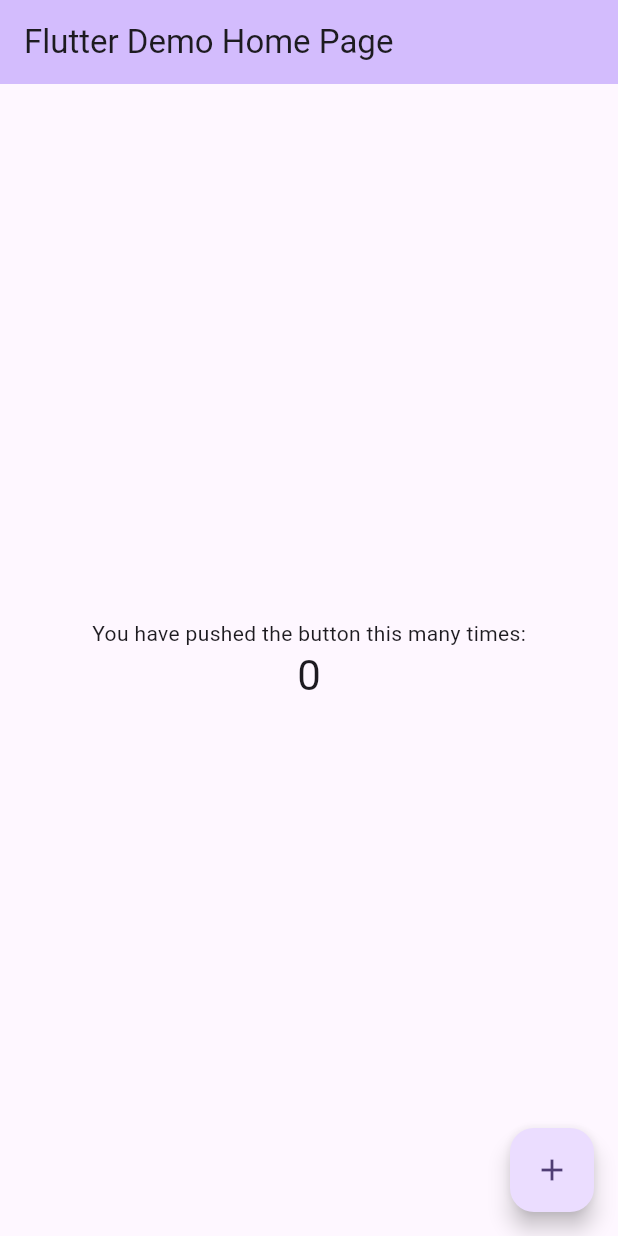
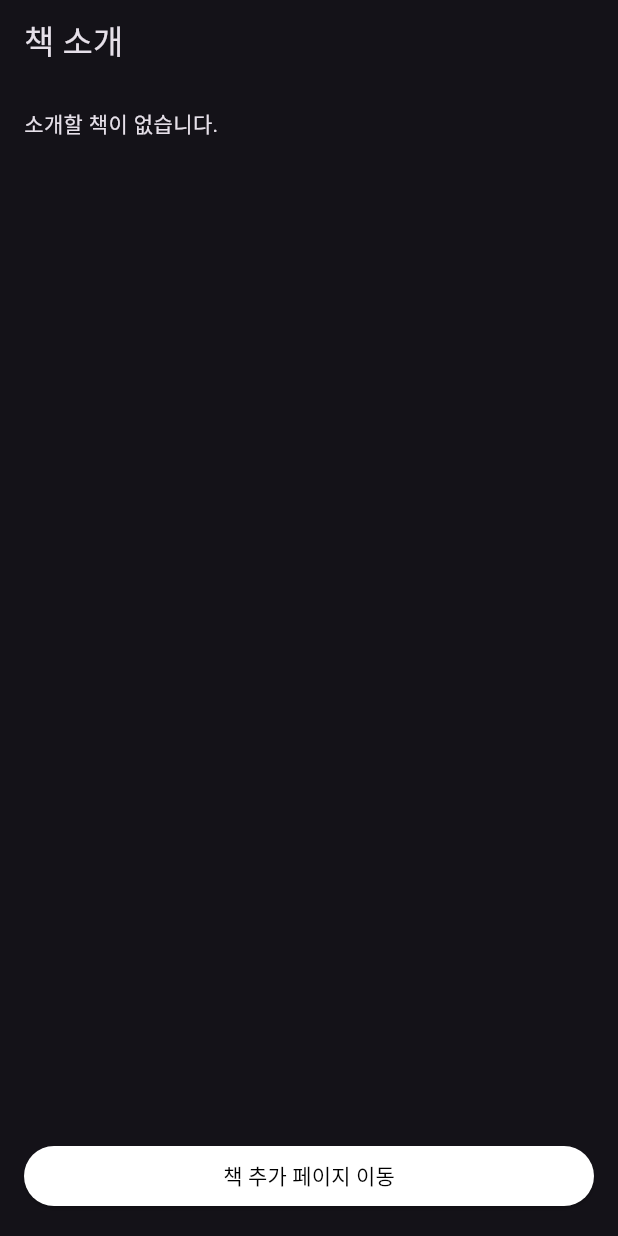
Before and after one commit to DAAC-A00/riverpod_book, a Flutter app: the screen it shows after launch, on a phone screen of 412 x 824 dp. Run offline on Flutter 3.47's test engine with Material 3 defaults, Android fonts, the phone set to English and light mode, and no system bars; our stand-ins replace flutter_riverpod.

Commit message:
<feat> book : riverpod 기본 예제 완성

```diff
--- a/analysis_options.yaml
+++ b/analysis_options.yaml
@@ -26,3 +26,6 @@ linter:
 
 # Additional information about this file can be found at
 # https://dart.dev/guides/language/analysis-options
+analyzer:
+  plugins:
+    - custom_lint
--- /dev/null
+++ b/lib/book_screen.dart
@@ -0,0 +1,66 @@
+import 'package:flutter/material.dart';
+import 'package:flutter_riverpod/flutter_riverpod.dart';
+import 'package:riverpod_counter/book_add_screen.dart';
+import 'package:riverpod_counter/book_state_notifier.dart';
+import 'package:riverpod_counter/book_widget.dart';
+
+class BookScreen extends ConsumerWidget {
+  const BookScreen({Key? key}) : super(key: key);
+
+  @override
+  Widget build(BuildContext context, WidgetRef ref) {
+    // booksProvider가 관리하는? 값을 가져오게 됩니다.
+    final bookList = ref.watch(booksProvider);
+
+    return Scaffold(
+      appBar: AppBar(
+        title: const Text("책 소개"),
+      ),
+      body: Padding(
+        padding: const EdgeInsets.all(16.0),
+        child: Column(
+          crossAxisAlignment: CrossAxisAlignment.stretch,
+          children: [
+            bookList.isEmpty
+                ? const Text("소개할 책이 없습니다.")
+                : Expanded(
+                    child: ListView.builder(
+                      itemBuilder: (context, index) {
+                        return GestureDetector(
+                          // 제스처 위젯으로 두 번 클릭하면 삭제되게 만들었습니다.
+                          onDoubleTap: () {
+                            // 버튼같이 사용자 입력으로 이벤트가 처리되는 곳에서는 .read 로 접근해야합니다.
+                            // 값을 수정하고 싶을때에는 .notifier로  추가 접근합니다.
+                            ref
+                                .read(booksProvider.notifier)
+                                .removeBook(bookList[index]);
+                          },
+                          child: BookWidget(
+                              title: bookList[index].title,
+                              description: bookList[index].description),
+                        );
+                      },
+                      itemCount: bookList.length,
+                    ),
+                  ),
+            const Spacer(),
+            ElevatedButton(
+              onPressed: () {
+                Navigator.of(context).push(
+                  MaterialPageRoute(
+                    builder: (context) => const BookAddScreen(),
+                  ),
+                );
+              },
+              style: ElevatedButton.styleFrom(
+                backgroundColor: Colors.white,
+                foregroundColor: Colors.black,
+              ),
+              child: const Text("책 추가 페이지 이동"),
+            ),
+          ],
+        ),
+      ),
+    );
+  }
+}
--- a/lib/main.dart
+++ b/lib/main.dart
@@ -1,125 +1,23 @@
 import 'package:flutter/material.dart';
+import 'package:flutter_riverpod/flutter_riverpod.dart';
+import 'package:riverpod_counter/book_screen.dart';
 
 void main() {
-  runApp(const MyApp());
+  runApp(const ProviderScope(
+      child: MyApp())); //리버팟을 사용하기 위해 최상위루트 위젯을 ProviderScope 로 감쌈.
 }
 
 class MyApp extends StatelessWidget {
   const MyApp({super.key});
 
-  // This widget is the root of your application.
   @override
   Widget build(BuildContext context) {
     return MaterialApp(
       title: 'Flutter Demo',
-      theme: ThemeData(
-        // This is the theme of your application.
-        //
-        // TRY THIS: Try running your application with "flutter run". You'll see
-        // the application has a purple toolbar. Then, without quitting the app,
-        // try changing the seedColor in the colorScheme below to Colors.green
-        // and then invoke "hot reload" (save your changes or press the "hot
-        // reload" button in a Flutter-supported IDE, or press "r" if you used
-        // the command line to start the app).
-        //
-        // Notice that the counter didn't reset back to zero; the application
-        // state is not lost during the reload. To reset the state, use hot
-        // restart instead.
-        //
-        // This works for code too, not just values: Most code changes can be
-        // tested with just a hot reload.
-        colorScheme: ColorScheme.fromSeed(seedColor: Colors.deepPurple),
-        useMaterial3: true,
-      ),
-      home: const MyHomePage(title: 'Flutter Demo Home Page'),
+      debugShowCheckedModeBanner: false,
+      themeMode: ThemeMode.dark, //다크모드설정
+      darkTheme: ThemeData.dark(), //다크모드설정
+      home: const BookScreen(),
     );
   }
 }
-
-class MyHomePage extends StatefulWidget {
-  const MyHomePage({super.key, required this.title});
-
-  // This widget is the home page of your application. It is stateful, meaning
-  // that it has a State object (defined below) that contains fields that affect
-  // how it looks.
-
-  // This class is the configuration for the state. It holds the values (in this
-  // case the title) provided by the parent (in this case the App widget) and
-  // used by the build method of the State. Fields in a Widget subclass are
-  // always marked "final".
-
-  final String title;
-
-  @override
-  State<MyHomePage> createState() => _MyHomePageState();
-}
-
-class _MyHomePageState extends State<MyHomePage> {
-  int _counter = 0;
-
-  void _incrementCounter() {
-    setState(() {
-      // This call to setState tells the Flutter framework that something has
-      // changed in this State, which causes it to rerun the build method below
-      // so that the display can reflect the updated values. If we changed
-      // _counter without calling setState(), then the build method would not be
-      // called again, and so nothing would appear to happen.
-      _counter++;
-    });
-  }
-
-  @override
-  Widget build(BuildContext context) {
-    // This method is rerun every time setState is called, for instance as done
-    // by the _incrementCounter method above.
-    //
-    // The Flutter framework has been optimized to make rerunning build methods
-    // fast, so that you can just rebuild anything that needs updating rather
-    // than having to individually change instances of widgets.
-    return Scaffold(
-      appBar: AppBar(
-        // TRY THIS: Try changing the color here to a specific color (to
-        // Colors.amber, perhaps?) and trigger a hot reload to see the AppBar
-        // change color while the other colors stay the same.
-        backgroundColor: Theme.of(context).colorScheme.inversePrimary,
-        // Here we take the value from the MyHomePage object that was created by
-        // the App.build method, and use it to set our appbar title.
-        title: Text(widget.title),
-      ),
-      body: Center(
-        // Center is a layout widget. It takes a single child and positions it
-        // in the middle of the parent.
-        child: Column(
-          // Column is also a layout widget. It takes a list of children and
-          // arranges them vertically. By default, it sizes itself to fit its
-          // children horizontally, and tries to be as tall as its parent.
-          //
-          // Column has various properties to control how it sizes itself and
-          // how it positions its children. Here we use mainAxisAlignment to
-          // center the children vertically; the main axis here is the vertical
-          // axis because Columns are vertical (the cross axis would be
-          // horizontal).
-          //
-          // TRY THIS: Invoke "debug painting" (choose the "Toggle Debug Paint"
-          // action in the IDE, or press "p" in the console), to see the
-          // wireframe for each widget.
-          mainAxisAlignment: MainAxisAlignment.center,
-          children: <Widget>[
-            const Text(
-              'You have pushed the button this many times:',
-            ),
-            Text(
-              '$_counter',
-              style: Theme.of(context).textTheme.headlineMedium,
-            ),
-          ],
-        ),
-      ),
-      floatingActionButton: FloatingActionButton(
-        onPressed: _incrementCounter,
-        tooltip: 'Increment',
-        child: const Icon(Icons.add),
-      ), // This trailing comma makes auto-formatting nicer for build methods.
-    );
-  }
-}
--- a/pubspec.yaml
+++ b/pubspec.yaml
@@ -37,6 +37,7 @@ dependencies:
   cupertino_icons: ^1.0.2
   flutter_riverpod: ^2.4.10
   riverpod_annotation: ^2.3.4
+  http: ^1.2.0
 
 dev_dependencies:
   flutter_test:
```
Also changed, not shown: lib/book_add_screen.dart (added, +53 -0 lines), lib/book_state_notifier.dart (added, +37 -0 lines), lib/book_widget.dart (added, +46 -0 lines), lib/book.dart (added), pubspec.lock.
